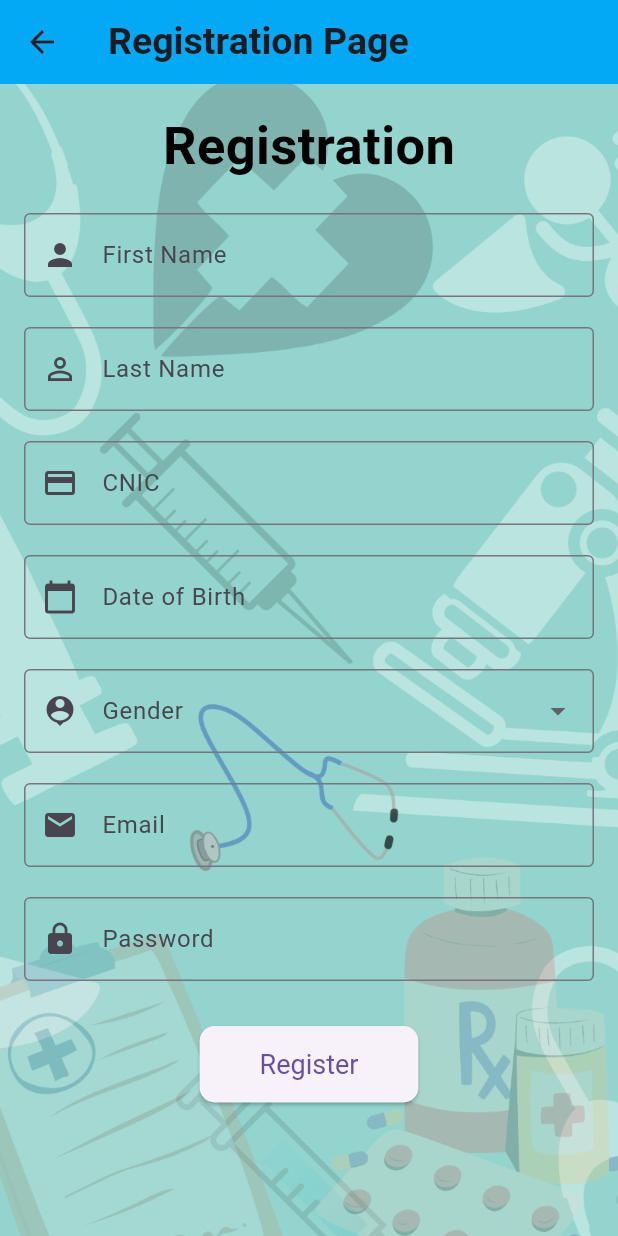
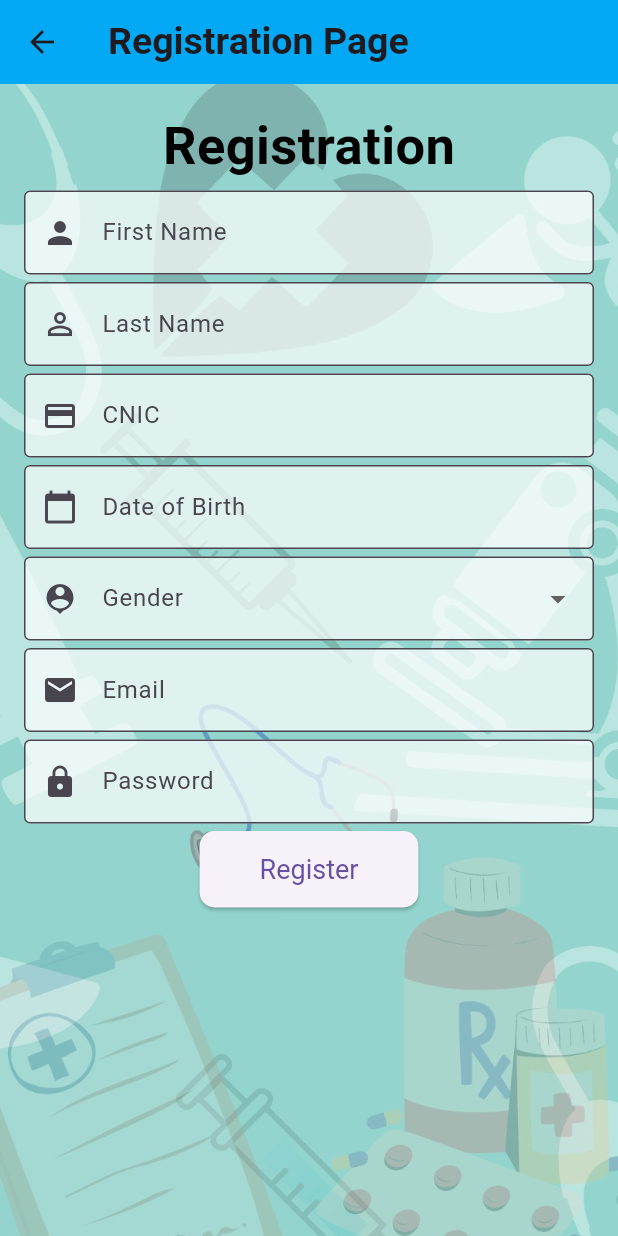
Before and after one commit to kashifmayar/flutter, a Flutter app: the Reg screen opened by its route, on a phone screen of 412 x 824 dp. Run offline on Flutter 3.47's test engine with Material 3 defaults, Android fonts, the phone set to English and light mode, and no system bars; our stand-ins replace cloud_firestore, file_picker, firebase_auth, firebase_core, firebase_storage, image_picker; missing offline and left inert: flutter_pdfview; accounts and stored records are empty.

Commit message:
finished Project

```diff
--- a/lib/pages/reg.dart
+++ b/lib/pages/reg.dart
@@ -116,7 +116,7 @@ class _RegState extends State<Reg> {
                   ),
                 ),
               ),
-              const SizedBox(height: 20),
+              const SizedBox(height: 5),
               Form(
                 key: _formKey,
                 child: Column(
@@ -127,6 +127,8 @@ class _RegState extends State<Reg> {
                         labelText: 'First Name',
                         border: OutlineInputBorder(),
                         prefixIcon: Icon(Icons.person),
+                        filled: true,
+                        fillColor: Colors.white70,
                       ),
                       validator: (value) {
                         return value!.isEmpty ? "Please Enter First Name" : null;
@@ -135,13 +137,15 @@ class _RegState extends State<Reg> {
                         _firstName = value;
                       },
                     ),
-                    const SizedBox(height: 20),
+                    const SizedBox(height: 5),
                     TextFormField(
                       keyboardType: TextInputType.text,
                       decoration: const InputDecoration(
                         labelText: 'Last Name',
                         border: OutlineInputBorder(),
                         prefixIcon: Icon(Icons.person_outline),
+                        filled: true,
+                        fillColor: Colors.white70,
                       ),
                       validator: (value) {
                         return value!.isEmpty ? "Please Enter Last Name" : null;
@@ -150,13 +154,15 @@ class _RegState extends State<Reg> {
                         _lastName = value;
                       },
                     ),
-                    const SizedBox(height: 20),
+                    const SizedBox(height: 5),
                     TextFormField(
                       keyboardType: TextInputType.number,
                       decoration: const InputDecoration(
                         labelText: 'CNIC',
                         border: OutlineInputBorder(),
                         prefixIcon: Icon(Icons.credit_card),
+                        filled: true,
+                        fillColor: Colors.white70,
                       ),
                       validator: (value) {
                         if (value == null || value.isEmpty) {
@@ -172,7 +178,7 @@ class _RegState extends State<Reg> {
                         _cnic = value;
                       },
                     ),
-                    const SizedBox(height: 20),
+                    const SizedBox(height: 5),
                     TextFormField(
                       controller: _dateController,
                       keyboardType: TextInputType.datetime,
@@ -180,6 +186,8 @@ class _RegState extends State<Reg> {
                         labelText: 'Date of Birth',
                         border: OutlineInputBorder(),
                         prefixIcon: Icon(Icons.calendar_today),
+                        filled: true,
+                        fillColor: Colors.white70,
                       ),
                       readOnly: true,
                       onTap: () {
@@ -192,12 +200,14 @@ class _RegState extends State<Reg> {
                         _dateOfBirth = value;
                       },
                     ),
-                    const SizedBox(height: 20),
+                    const SizedBox(height: 5),
                     DropdownButtonFormField<String>(
                       decoration: const InputDecoration(
                         labelText: 'Gender',
                         border: OutlineInputBorder(),
                         prefixIcon: Icon(Icons.person_pin),
+                        filled: true,
+                        fillColor: Colors.white70,
                       ),
                       items: ['Male', 'Female', 'Other']
                           .map((gender) => DropdownMenuItem(
@@ -212,7 +222,7 @@ class _RegState extends State<Reg> {
                         return value == null ? "Please Select Gender" : null;
                       },
                     ),
-                    const SizedBox(height: 20),
+                    const SizedBox(height: 5),
                     TextFormField(
                       keyboardType: TextInputType.emailAddress,
                       decoration: const InputDecoration(
@@ -220,6 +230,8 @@ class _RegState extends State<Reg> {
                         hintText: 'xyz@gmail.com',
                         border: OutlineInputBorder(),
                         prefixIcon: Icon(Icons.email),
+                        filled: true,
+                        fillColor: Colors.white70,
                       ),
                       validator: (value) {
                         return value!.isEmpty ? "Please Enter Email" : null;
@@ -228,7 +240,7 @@ class _RegState extends State<Reg> {
                         _email = value;
                       },
                     ),
-                    const SizedBox(height: 20),
+                    const SizedBox(height: 5),
                     TextFormField(
                       obscureText: true,
                       decoration: const InputDecoration(
@@ -236,6 +248,8 @@ class _RegState extends State<Reg> {
                         hintText: 'password',
                         border: OutlineInputBorder(),
                         prefixIcon: Icon(Icons.lock),
+                        filled: true,
+                        fillColor: Colors.white70,
                       ),
                       validator: (value) {
                         return value!.isEmpty ? "Please Enter Password" : null;
@@ -244,7 +258,7 @@ class _RegState extends State<Reg> {
                         _password = value;
                       },
                     ),
-                    const SizedBox(height: 30),
+                    const SizedBox(height: 5),
                     ElevatedButton(
                       onPressed: _registerUser,
                       style: ElevatedButton.styleFrom(
@@ -253,9 +267,10 @@ class _RegState extends State<Reg> {
                         textStyle: const TextStyle(fontSize: 18),
                         shape: RoundedRectangleBorder(
                           borderRadius: BorderRadius.circular(10),
+
                         ),
                       ),
-                      child: const Text('Register'),
+                      child: const Text('Register',),
                     ),
                   ],
                 ),
```
